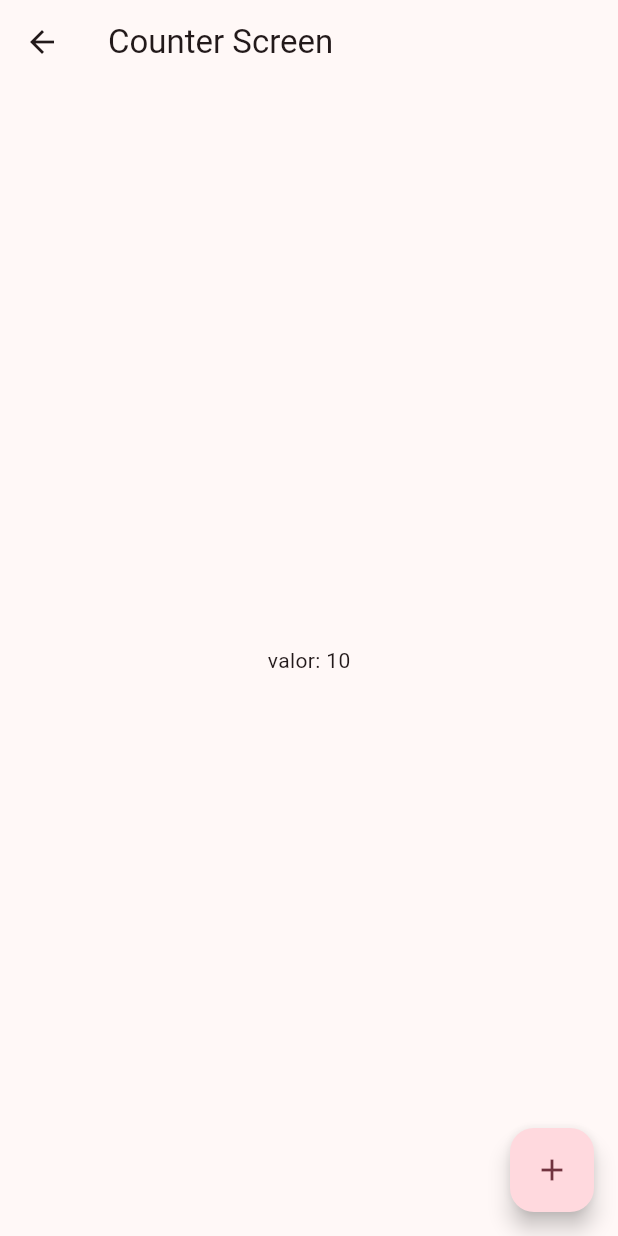
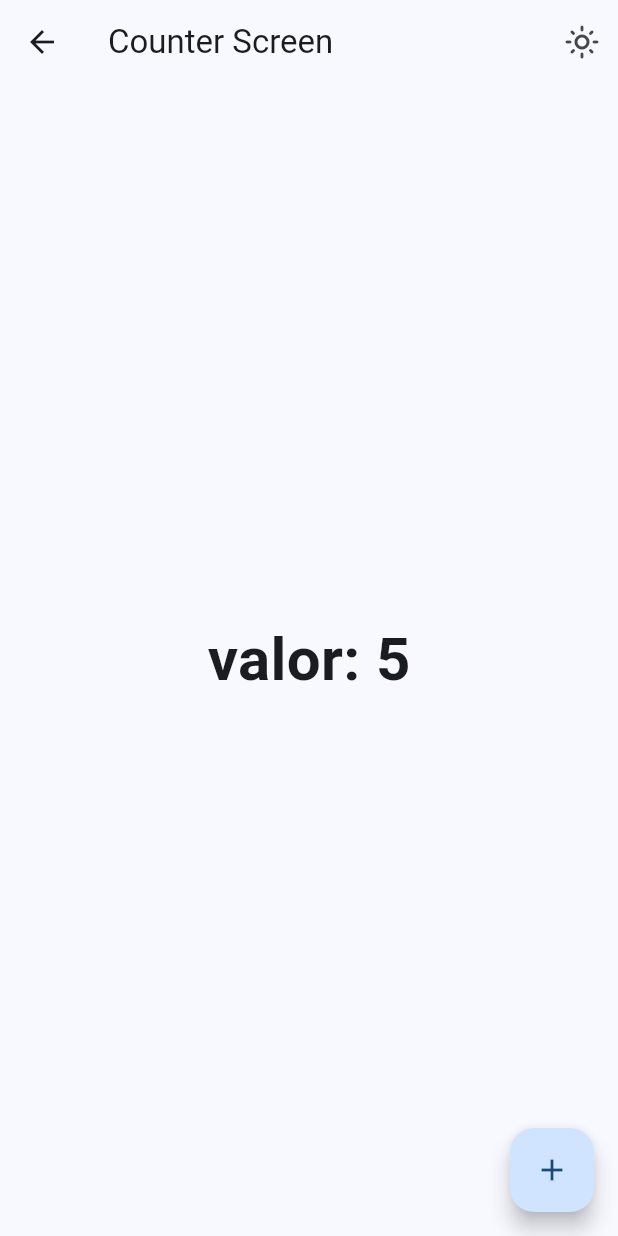
Before and after one commit to drakkomaximo/widget_app, a Flutter app: the screen it shows after launch, after a tap on "Contador Riverpod", on a phone screen of 412 x 824 dp. Run offline on Flutter 3.47's test engine with Material 2 defaults, Android fonts, the phone set to English and light mode, and no system bars; our stand-ins replace animate_do, basic_utils, flutter_riverpod, go_router.

Commit message:
DarKmode and Theme Chnager have been added

```diff
--- a/lib/config/menu/menu_items.dart
+++ b/lib/config/menu/menu_items.dart
@@ -59,4 +59,9 @@ const appMenuItems = <MenuItem>[
       link: '/infinite',
       subtitle: 'Listas infinitas y pull to refresh',
       title: 'InfiniteScroll y Pull'),
+  MenuItem(
+      icon: Icons.color_lens_outlined,
+      link: '/theme-changer',
+      subtitle: 'Cambiar tema de la aplicación',
+      title: 'Cambiar tema'),
 ];
--- a/lib/config/router/app_router.dart
+++ b/lib/config/router/app_router.dart
@@ -55,5 +55,10 @@ final appRouter = GoRouter(
       name: CounterScreen.name,
       builder: (context, state) => const CounterScreen(),
     ),
+    GoRoute(
+      path: '/theme-changer',
+      name: ThemeChangerScreen.name,
+      builder: (context, state) => const ThemeChangerScreen(),
+    ),
   ],
 );
--- a/lib/config/theme/app_theme.dart
+++ b/lib/config/theme/app_theme.dart
@@ -14,14 +14,16 @@ const colorList = <Color>[
 
 class AppTheme {
   final int selectedColor;
+  final bool isDarkMode;
 
-  AppTheme({this.selectedColor = 0})
+  AppTheme({this.selectedColor = 0, this.isDarkMode = false})
       : assert(selectedColor >= 0, 'Selected color must be greater then 0'),
         assert(selectedColor < colorList.length,
             'Selected color must be less or equal tha ${colorList.length - 1}');
 
   ThemeData getTheme() => ThemeData(
       useMaterial3: true,
+      brightness: isDarkMode ? Brightness.dark : Brightness.light,
       colorSchemeSeed: colorList[selectedColor],
       appBarTheme: const AppBarTheme(centerTitle: false));
 }
--- a/lib/main.dart
+++ b/lib/main.dart
@@ -1,21 +1,27 @@
 import 'package:flutter/material.dart';
+import 'package:flutter_riverpod/flutter_riverpod.dart';
 import 'package:widgets_app/config/router/app_router.dart';
 import 'package:widgets_app/config/theme/app_theme.dart';
+import 'package:widgets_app/presentation/providers/theme_provider.dart';
 
 void main() {
-  runApp(const MainApp());
+  runApp(const ProviderScope(child: MainApp()));
 }
 
-class MainApp extends StatelessWidget {
+class MainApp extends ConsumerWidget {
   const MainApp({super.key});
 
   @override
-  Widget build(BuildContext context) {
+  Widget build(BuildContext context, WidgetRef ref) {
+
+    final bool isDarkmode = ref.watch( isDarkmodeProvider );
+    final int selectedColor = ref.watch( selectedColorProvider );
+
     return MaterialApp.router(
       title: 'Flutter Widgets',
       routerConfig: appRouter,
       debugShowCheckedModeBanner: false,
-      theme: AppTheme(selectedColor: 7).getTheme(),
+      theme: AppTheme(selectedColor: selectedColor, isDarkMode: isDarkmode).getTheme(),
     );
   }
 }
--- /dev/null
+++ b/lib/presentation/providers/counter_provider.dart
@@ -0,0 +1,3 @@
+import 'package:flutter_riverpod/flutter_riverpod.dart';
+
+final counterProvider = StateProvider<int>((ref) => 5);
--- /dev/null
+++ b/lib/presentation/providers/theme_provider.dart
@@ -0,0 +1,6 @@
+import 'package:flutter_riverpod/flutter_riverpod.dart';
+import 'package:widgets_app/config/theme/app_theme.dart';
+
+final isDarkmodeProvider = StateProvider<bool>((ref) => false);
+final colorListProvider = Provider((ref) => colorList);
+final selectedColorProvider = StateProvider<int>((ref) => 0);
--- a/lib/presentation/screens/counter/counter_screen.dart
+++ b/lib/presentation/screens/counter/counter_screen.dart
@@ -1,23 +1,40 @@
 import 'package:flutter/material.dart';
+import 'package:flutter_riverpod/flutter_riverpod.dart';
+import 'package:widgets_app/presentation/providers/counter_provider.dart';
+import 'package:widgets_app/presentation/providers/theme_provider.dart';
 
-class CounterScreen extends StatelessWidget {
+class CounterScreen extends ConsumerWidget {
 
   static const String name = 'counter_screen';
 
   const CounterScreen({super.key});
 
   @override
-  Widget build(BuildContext context) {
+  Widget build(BuildContext context, WidgetRef ref) {
+
+    final int clickCounter = ref.watch( counterProvider );
+    final bool isDarkmode = ref.watch( isDarkmodeProvider );
+
     return Scaffold(
       appBar: AppBar(
         title: const Text('Counter Screen'),
+        actions: [
+          IconButton(
+            onPressed: () {
+              ref.read( isDarkmodeProvider.notifier ).update((isDarkmode) => !isDarkmode);
+            },
+            icon: Icon( isDarkmode ? Icons.dark_mode_outlined : Icons.light_mode_outlined )
+            )
+        ],
       ),
-      body: const Center(
-        child: Text('valor: 10'),
+      body: Center(
+        child: Text('valor: $clickCounter', style: const TextStyle( fontSize: 40, fontWeight: FontWeight.bold),),
       ),
       floatingActionButton: FloatingActionButton(
-        onPressed: (){},
         child: const Icon(Icons.add),
+        onPressed: (){
+          ref.read( counterProvider.notifier ).state++;
+        },
       ),
     );
   }
--- a/lib/presentation/screens/screens.dart
+++ b/lib/presentation/screens/screens.dart
@@ -8,3 +8,4 @@ export 'package:widgets_app/presentation/screens/infinite_scroll/infinite_scroll
 export 'package:widgets_app/presentation/screens/progress/progress_screen.dart';
 export 'package:widgets_app/presentation/screens/snackbar/snackbar_screen.dart';
 export 'package:widgets_app/presentation/screens/ui_controls/ui_controls_screen.dart';
+export 'package:widgets_app/presentation/screens/theme_changer/theme_changer_screen.dart';
--- a/pubspec.yaml
+++ b/pubspec.yaml
@@ -11,6 +11,7 @@ dependencies:
   basic_utils: ^5.6.1
   flutter:
     sdk: flutter
+  flutter_riverpod: ^2.3.6
   go_router: ^9.0.3
 
 dev_dependencies:
```
Also changed, not shown: lib/presentation/screens/theme_changer/theme_changer_screen.dart (added, +61 -0 lines), pubspec.lock.
